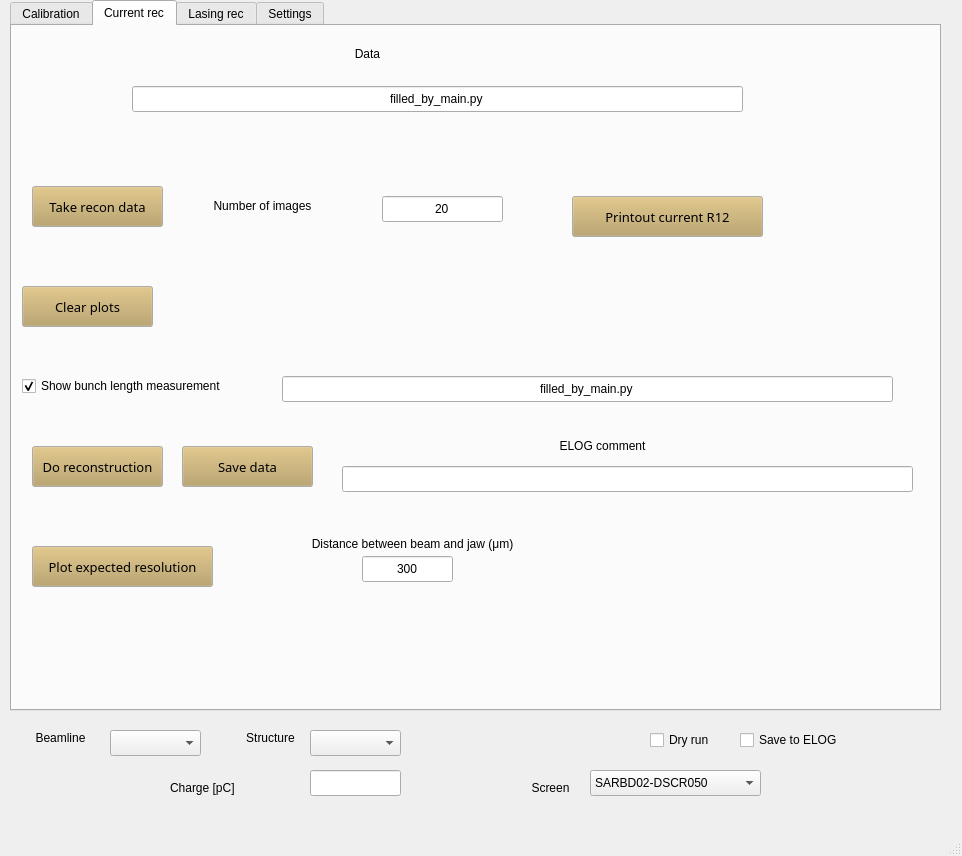
Before: the Qt Designer form gui.ui in pdijksta/PassiveWFMeasurement, drawn with Qt 5.
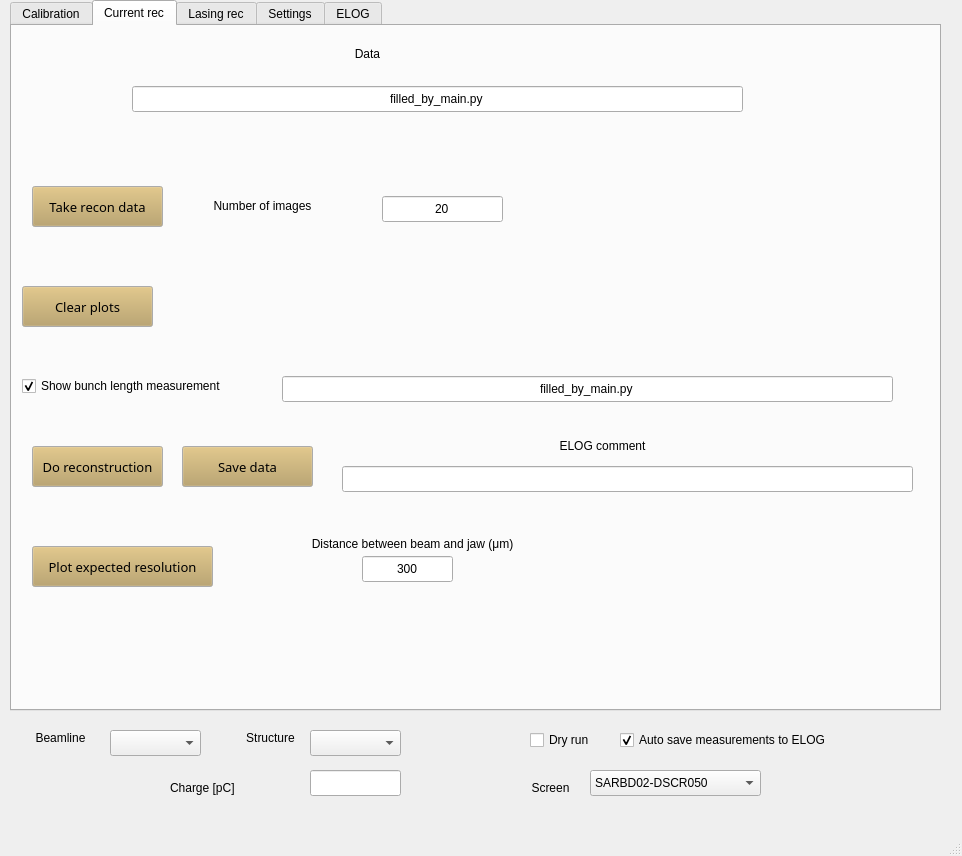
After: the same form once the commit is applied. The open tabs and pages were chosen to show the change.

What changed in the file:
```diff
--- a/gui.ui
+++ b/gui.ui
@@ -1300,62 +1300,6 @@
        <bool>true</bool>
       </property>
      </widget>
-     <widget class="QPushButton" name="ObtainR12">
-      <property name="geometry">
-       <rect>
-        <x>560</x>
-        <y>170</y>
-        <width>191</width>
-        <height>41</height>
-       </rect>
-      </property>
-      <property name="palette">
-       <palette>
-        <active>
-         <colorrole role="Button">
-          <brush brushstyle="SolidPattern">
-           <color alpha="255">
-            <red>183</red>
-            <green>157</green>
-            <blue>92</blue>
-           </color>
-          </brush>
-         </colorrole>
-        </active>
-        <inactive>
-         <colorrole role="Button">
-          <brush brushstyle="SolidPattern">
-           <color alpha="255">
-            <red>183</red>
-            <green>157</green>
-            <blue>92</blue>
-           </color>
-          </brush>
-         </colorrole>
-        </inactive>
-        <disabled>
-         <colorrole role="Button">
-          <brush brushstyle="SolidPattern">
-           <color alpha="255">
-            <red>183</red>
-            <green>157</green>
-            <blue>92</blue>
-           </color>
-          </brush>
-         </colorrole>
-        </disabled>
-       </palette>
-      </property>
-      <property name="font">
-       <font>
-        <family>Sans Serif</family>
-        <pointsize>10</pointsize>
-       </font>
-      </property>
-      <property name="text">
-       <string>Printout current R12</string>
-      </property>
-     </widget>
      <widget class="QLineEdit" name="CurrentElogComment">
       <property name="geometry">
        <rect>
@@ -2834,6 +2778,24 @@
       </property>
      </widget>
     </widget>
+    <widget class="QWidget" name="tab">
+     <attribute name="title">
+      <string>ELOG</string>
+     </attribute>
+     <widget class="QPlainTextEdit" name="plainTextEdit">
+      <property name="enabled">
+       <bool>false</bool>
+      </property>
+      <property name="geometry">
+       <rect>
+        <x>20</x>
+        <y>50</y>
+        <width>881</width>
+        <height>271</height>
+       </rect>
+      </property>
+     </widget>
+    </widget>
    </widget>
    <widget class="QComboBox" name="StructureSelect">
     <property name="geometry">
@@ -2896,7 +2858,7 @@
    <widget class="QCheckBox" name="DryRun">
     <property name="geometry">
      <rect>
-      <x>650</x>
+      <x>530</x>
       <y>730</y>
       <width>111</width>
       <height>20</height>
@@ -2954,19 +2916,22 @@
     </item>
    </widget>
    <widget class="QCheckBox" name="ElogSaveCheck">
+    <property name="enabled">
+     <bool>true</bool>
+    </property>
     <property name="geometry">
      <rect>
-      <x>740</x>
+      <x>620</x>
       <y>730</y>
-      <width>111</width>
+      <width>241</width>
       <height>20</height>
      </rect>
     </property>
     <property name="text">
-     <string>Save to ELOG</string>
+     <string>Auto save measurements to ELOG</string>
     </property>
     <property name="checked">
-     <bool>false</bool>
+     <bool>true</bool>
     </property>
    </widget>
    <widget class="QLineEdit" name="Charge">
```
Left out of the diff: 2 changed lines with no effect on the pictures.
